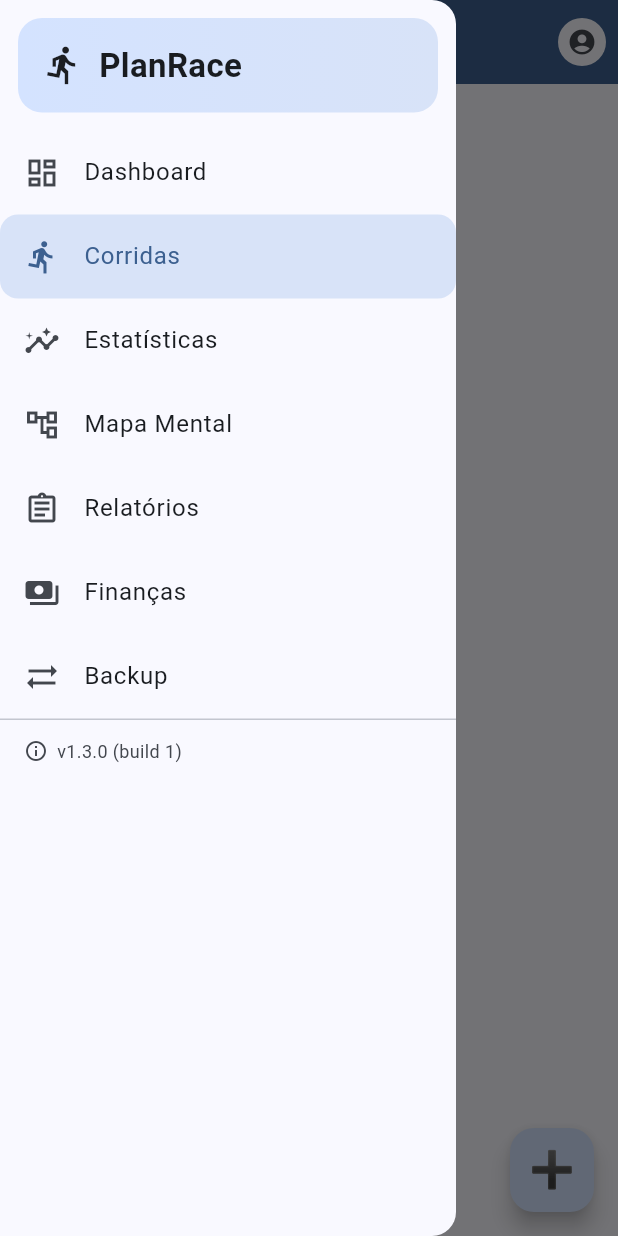
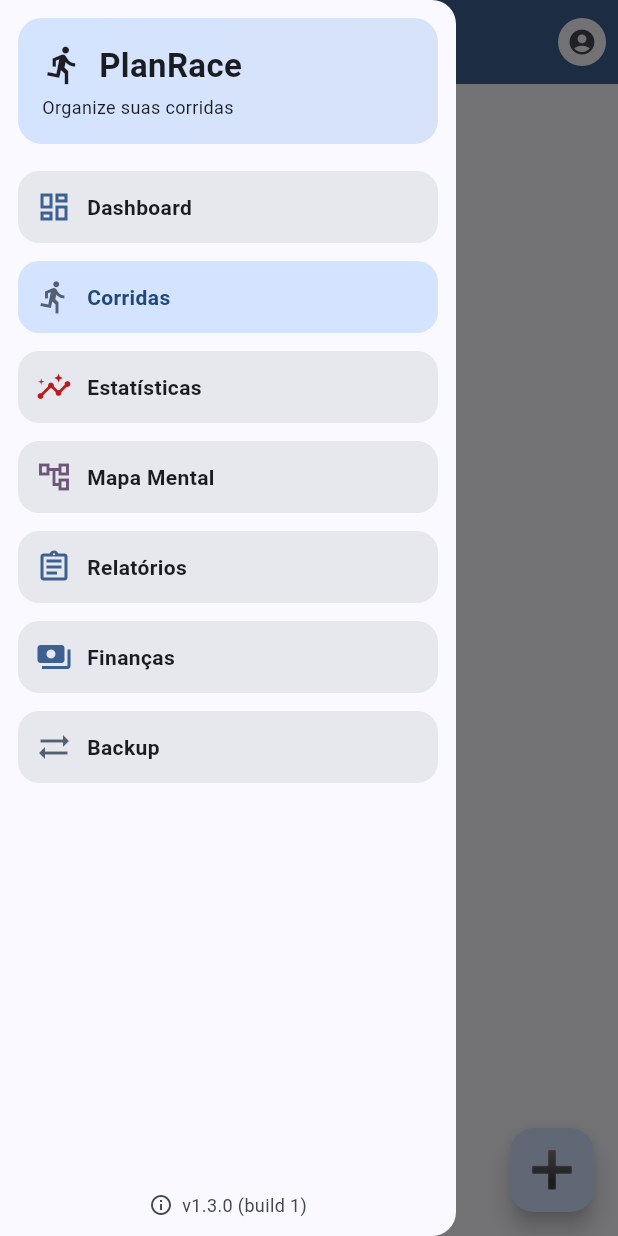
Before and after one commit to adcdenis/gercorridas, a Flutter app: the screen it shows after launch, with the side drawer open, on a phone screen of 412 x 824 dp. Run offline on Flutter 3.47's test engine with Material 3 defaults, Android fonts, the phone set to English and light mode, and no system bars; our stand-ins replace drift, file_picker, flutter_riverpod, freezed_annotation, go_router, google_sign_in and 4 more; missing offline and left inert: dart:html, excel, googleapis; accounts and stored records are empty; generated files the repository leaves out were written again.

Commit message:
feat(app-shell): enhance navigation UI with improved styling and colors
- Redesigned navigation rail header with gradient background and subtitle
- Added consistent color scheme usage for navigation icons
- Refactored drawer items into reusable widget with better visual feedback

```diff
--- a/lib/presentation/widgets/app_shell.dart
+++ b/lib/presentation/widgets/app_shell.dart
@@ -55,6 +55,7 @@ class AppShell extends ConsumerWidget {
       child: LayoutBuilder(builder: (context, constraints) {
         final isWide = constraints.maxWidth >= 900;
         final selectedIndex = _selectedIndexForLocation(GoRouterState.of(context).uri.toString());
+        final cs = Theme.of(context).colorScheme;
         final title = Row(
           children: const [
             Icon(Icons.directions_run),
@@ -87,27 +88,46 @@ class AppShell extends ConsumerWidget {
                 indicatorColor: Theme.of(context).colorScheme.primaryContainer,
                 leading: Padding(
                   padding: const EdgeInsets.all(12.0),
-                  child: Row(
+                  child: Container(
+                    padding: const EdgeInsets.symmetric(horizontal: 12, vertical: 10),
+                    decoration: BoxDecoration(
+                      borderRadius: BorderRadius.circular(14),
+                      gradient: LinearGradient(
+                        begin: Alignment.topLeft,
+                        end: Alignment.bottomRight,
+                        colors: [
+                          Theme.of(context).colorScheme.primaryContainer,
+                          Theme.of(context).colorScheme.secondaryContainer,
+                        ],
+                      ),
+                    ),
+                    child: Column(
+                      crossAxisAlignment: CrossAxisAlignment.start,
                       mainAxisSize: MainAxisSize.min,
                       children: const [
+                        Row(children: [
                           Icon(Icons.directions_run),
                           SizedBox(width: 8),
                           Text('PlanRace', style: TextStyle(fontWeight: FontWeight.w600)),
+                        ]),
+                        SizedBox(height: 4),
+                        Text('Organize suas corridas', style: TextStyle(fontSize: 12)),
                       ],
+                    ),
                   ),
                 ),
                 trailing: const Padding(
                   padding: EdgeInsets.all(12),
                   child: _VersionFooter(),
                 ),
-                destinations: const [
-                  NavigationRailDestination(icon: Icon(Icons.dashboard_outlined), selectedIcon: Icon(Icons.dashboard), label: Text('Dashboard')),
-                  NavigationRailDestination(icon: Icon(Icons.directions_run), selectedIcon: Icon(Icons.directions_run), label: Text('Corridas')),
-                  NavigationRailDestination(icon: Icon(Icons.insights_outlined), selectedIcon: Icon(Icons.insights), label: Text('Estatísticas')),
-                  NavigationRailDestination(icon: Icon(Icons.account_tree_outlined), selectedIcon: Icon(Icons.account_tree), label: Text('Mapa Mental')),
-                  NavigationRailDestination(icon: Icon(Icons.assignment_outlined), selectedIcon: Icon(Icons.assignment), label: Text('Relatórios')),
-                  NavigationRailDestination(icon: Icon(Icons.sync_alt), selectedIcon: Icon(Icons.sync), label: Text('Backup')),
-                  NavigationRailDestination(icon: Icon(Icons.payments), selectedIcon: Icon(Icons.payments), label: Text('Finanças')),
+                destinations: [
+                  NavigationRailDestination(icon: Icon(Icons.dashboard_outlined, color: cs.primary), selectedIcon: Icon(Icons.dashboard, color: cs.primary), label: const Text('Dashboard')),
+                  NavigationRailDestination(icon: Icon(Icons.directions_run, color: cs.secondary), selectedIcon: Icon(Icons.directions_run, color: cs.secondary), label: const Text('Corridas')),
+                  NavigationRailDestination(icon: Icon(Icons.insights_outlined, color: cs.error), selectedIcon: Icon(Icons.insights, color: cs.error), label: const Text('Estatísticas')),
+                  NavigationRailDestination(icon: Icon(Icons.account_tree_outlined, color: cs.tertiary), selectedIcon: Icon(Icons.account_tree, color: cs.tertiary), label: const Text('Mapa Mental')),
+                  NavigationRailDestination(icon: Icon(Icons.assignment_outlined, color: cs.primary), selectedIcon: Icon(Icons.assignment, color: cs.primary), label: const Text('Relatórios')),
+                  NavigationRailDestination(icon: Icon(Icons.sync_alt, color: cs.secondary), selectedIcon: Icon(Icons.sync, color: cs.secondary), label: const Text('Backup')),
+                  NavigationRailDestination(icon: Icon(Icons.payments, color: cs.primary), selectedIcon: Icon(Icons.payments, color: cs.primary), label: const Text('Finanças')),
                 ],
               ),
               const VerticalDivider(width: 1),
@@ -177,107 +197,70 @@ class _AppDrawer extends StatelessWidget {
   @override
   Widget build(BuildContext context) {
     final cs = Theme.of(context).colorScheme;
+    Widget item(IconData icon, String label, bool selected, VoidCallback onTap, Color iconColor) {
+      final bg = selected ? cs.primaryContainer : cs.surfaceContainerHigh;
+      final fg = selected ? cs.onPrimaryContainer : cs.onSurface;
+      return Padding(
+        padding: const EdgeInsets.symmetric(horizontal: 12, vertical: 6),
+        child: InkWell(
+          borderRadius: BorderRadius.circular(14),
+          onTap: () {
+            Scaffold.maybeOf(context)?.closeDrawer();
+            onTap();
+          },
+          child: Container(
+            padding: const EdgeInsets.symmetric(horizontal: 12, vertical: 12),
+            decoration: BoxDecoration(color: bg, borderRadius: BorderRadius.circular(14)),
+            child: Row(children: [
+              Icon(icon, color: iconColor),
+              const SizedBox(width: 10),
+              Text(label, style: TextStyle(color: fg, fontWeight: FontWeight.w600)),
+            ]),
+          ),
+        ),
+      );
+    }
+
     return Drawer(
       child: SafeArea(
-        child: ListView(
-          children: [
+        child: Column(children: [
           Container(
             margin: const EdgeInsets.all(12),
             padding: const EdgeInsets.all(16),
             decoration: BoxDecoration(
               borderRadius: BorderRadius.circular(16),
-                gradient: LinearGradient(colors: [cs.primaryContainer, cs.secondaryContainer]),
+              gradient: LinearGradient(
+                begin: Alignment.topLeft,
+                end: Alignment.bottomRight,
+                colors: [cs.primaryContainer, cs.secondaryContainer],
               ),
-              child: Row(children: const [
+            ),
+            child: Column(crossAxisAlignment: CrossAxisAlignment.start, children: const [
+              Row(children: [
                 Icon(Icons.directions_run, size: 28),
                 SizedBox(width: 10),
                 Text('PlanRace', style: TextStyle(fontSize: 22, fontWeight: FontWeight.w700)),
               ]),
+              SizedBox(height: 4),
+              Text('Organize suas corridas', style: TextStyle(fontSize: 12)),
+            ]),
           ),
-            ListTile(
-              leading: const Icon(Icons.dashboard_outlined),
-              title: const Text('Dashboard'),
-              selected: selectedIndex == 0,
-              selectedTileColor: cs.secondaryContainer,
-              shape: RoundedRectangleBorder(borderRadius: BorderRadius.circular(12)),
-              onTap: () {
-                Scaffold.maybeOf(context)?.closeDrawer();
-                onNavigateIndex(0);
-              },
+          Expanded(
+            child: ListView(children: [
+              item(Icons.dashboard_outlined, 'Dashboard', selectedIndex == 0, () => onNavigateIndex(0), cs.primary),
+              item(Icons.directions_run, 'Corridas', selectedIndex == 1, () => onNavigateIndex(1), cs.secondary),
+              item(Icons.insights_outlined, 'Estatísticas', selectedIndex == 2, () => onNavigateIndex(2), cs.error),
+              item(Icons.account_tree_outlined, 'Mapa Mental', selectedIndex == 3, () => onNavigateIndex(3), cs.tertiary),
+              item(Icons.assignment_outlined, 'Relatórios', selectedIndex == 4, () => onNavigateIndex(4), cs.primary),
+              item(Icons.payments, 'Finanças', selectedIndex == 6, () => onNavigateIndex(6), cs.primary),
+              item(Icons.sync_alt, 'Backup', selectedIndex == 5, () => onNavigateIndex(5), cs.secondary),
+            ]),
           ),
-            ListTile(
-              leading: const Icon(Icons.directions_run),
-              title: const Text('Corridas'),
-              selected: selectedIndex == 1,
-              selectedTileColor: cs.secondaryContainer,
-              shape: RoundedRectangleBorder(borderRadius: BorderRadius.circular(12)),
-              onTap: () {
-                Scaffold.maybeOf(context)?.closeDrawer();
-                onNavigateIndex(1);
-              },
-            ),
-          ListTile(
-            leading: const Icon(Icons.insights_outlined),
-            title: const Text('Estatísticas'),
-            selected: selectedIndex == 2,
-            selectedTileColor: cs.secondaryContainer,
-            shape: RoundedRectangleBorder(borderRadius: BorderRadius.circular(12)),
-            onTap: () {
-              Scaffold.maybeOf(context)?.closeDrawer();
-              onNavigateIndex(2);
-            },
-          ),
-          ListTile(
-            leading: const Icon(Icons.account_tree_outlined),
-            title: const Text('Mapa Mental'),
-            selected: selectedIndex == 3,
-            selectedTileColor: cs.secondaryContainer,
-            shape: RoundedRectangleBorder(borderRadius: BorderRadius.circular(12)),
-            onTap: () {
-              Scaffold.maybeOf(context)?.closeDrawer();
-              onNavigateIndex(3);
-            },
-          ),
-          ListTile(
-            leading: const Icon(Icons.assignment_outlined),
-            title: const Text('Relatórios'),
-            selected: selectedIndex == 4,
-            selectedTileColor: cs.secondaryContainer,
-            shape: RoundedRectangleBorder(borderRadius: BorderRadius.circular(12)),
-            onTap: () {
-              Scaffold.maybeOf(context)?.closeDrawer();
-              onNavigateIndex(4);
-            },
-          ),
-          ListTile(
-            leading: const Icon(Icons.payments),
-            title: const Text('Finanças'),
-            selected: selectedIndex == 6,
-            selectedTileColor: cs.secondaryContainer,
-            shape: RoundedRectangleBorder(borderRadius: BorderRadius.circular(12)),
-            onTap: () {
-              Scaffold.maybeOf(context)?.closeDrawer();
-              onNavigateIndex(6);
-            },
-          ),
-          ListTile(
-            leading: const Icon(Icons.sync_alt),
-            title: const Text('Backup'),
-            selected: selectedIndex == 5,
-            selectedTileColor: cs.secondaryContainer,
-            shape: RoundedRectangleBorder(borderRadius: BorderRadius.circular(12)),
-            onTap: () {
-              Scaffold.maybeOf(context)?.closeDrawer();
-              onNavigateIndex(5);
-            },
-          ),
-            const Divider(height: 1),
           const Padding(
             padding: EdgeInsets.symmetric(horizontal: 16, vertical: 12),
             child: _VersionFooter(),
           ),
-          ],
-        ),
+        ]),
       ),
     );
   }
```
Lines whose indentation alone changed are shown as unchanged.
